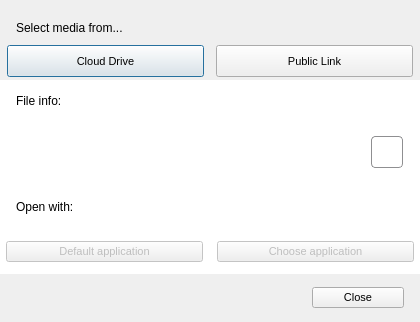
meganz/MEGAsync, file Source/MEGASync/gui/macx/StreamingFromMegaDialog.ui: the form before one commit.
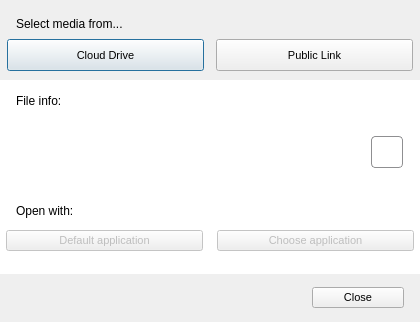
The form after the commit. Icons and pictures are not drawn.

Commit message: OS X UI Alignments

Patch:
```diff
--- a/Source/MEGASync/gui/macx/StreamingFromMegaDialog.ui
+++ b/Source/MEGASync/gui/macx/StreamingFromMegaDialog.ui
@@ -89,13 +89,13 @@
      </property>
      <layout class="QVBoxLayout" name="verticalLayout">
       <property name="spacing">
-       <number>7</number>
+       <number>0</number>
       </property>
       <property name="leftMargin">
        <number>0</number>
       </property>
       <property name="topMargin">
-       <number>18</number>
+       <number>9</number>
       </property>
       <property name="rightMargin">
        <number>0</number>
@@ -578,7 +578,7 @@
           <number>0</number>
          </property>
          <property name="topMargin">
-          <number>0</number>
+          <number>7</number>
          </property>
          <property name="rightMargin">
           <number>0</number>
@@ -612,7 +612,7 @@
              <number>0</number>
             </property>
             <property name="bottomMargin">
-             <number>0</number>
+             <number>23</number>
             </property>
             <item>
              <widget class="QPushButton" name="bOpenDefault">
```
Left out of the diff: 6 changed lines with no effect on the pictures.
